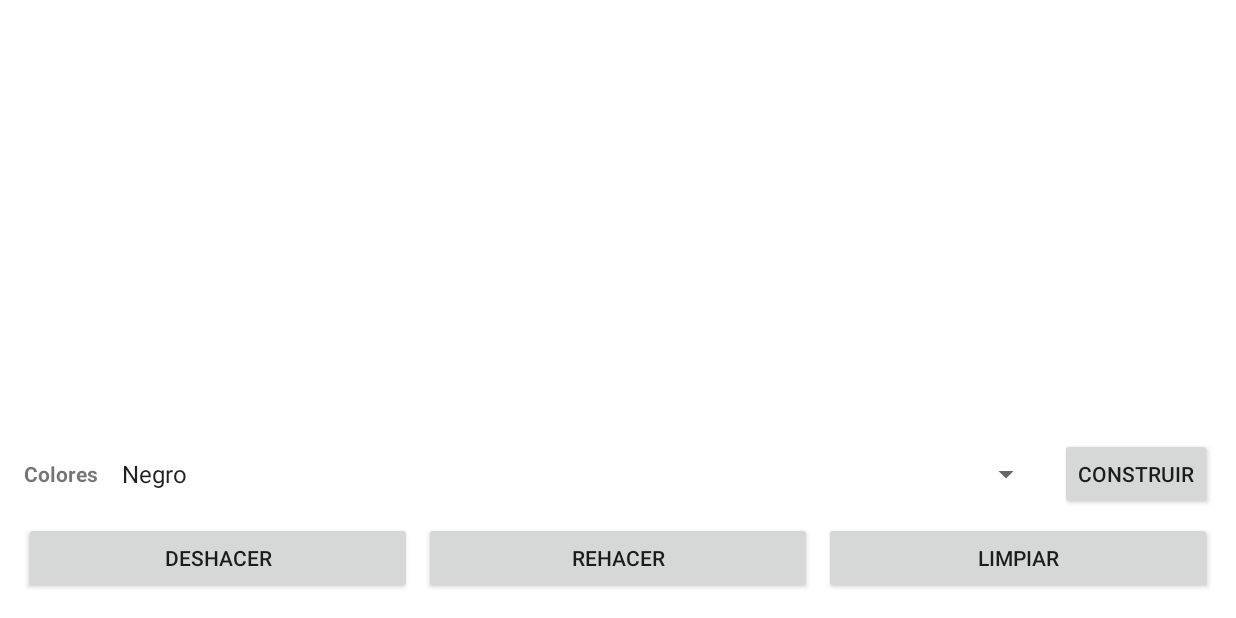
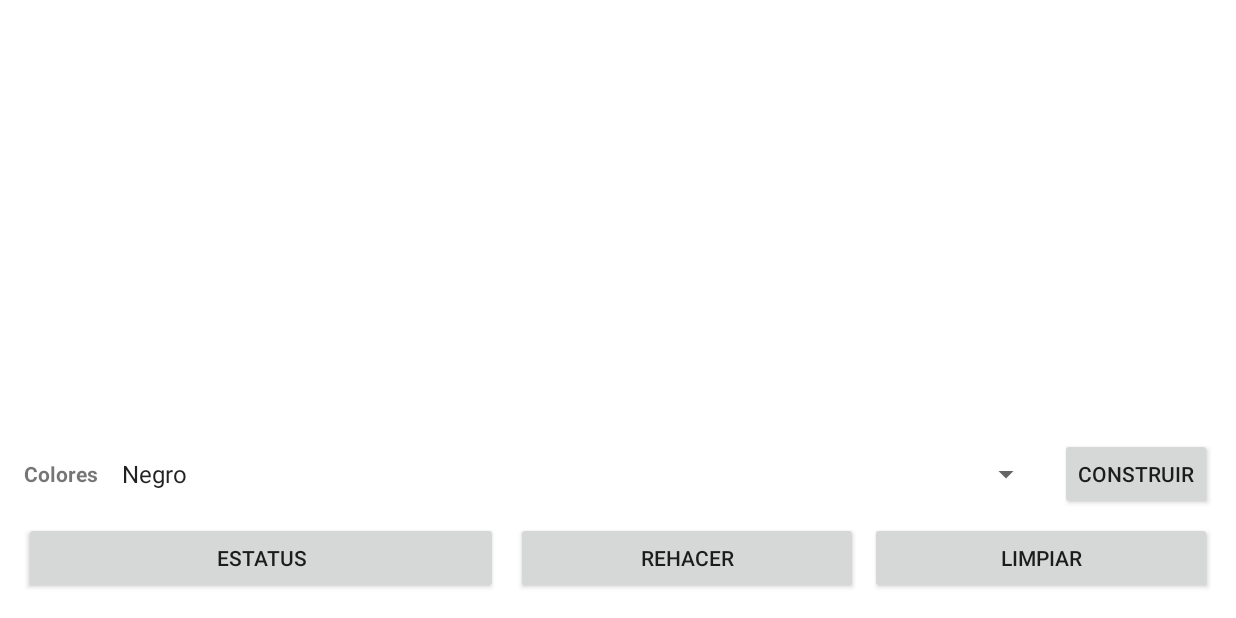
Before and after one commit to RaulSalasSahuquillo/PIXELTOWN_for_Android, an Android app: the screen it shows after launch (MainActivity), on a phone screen of 824 x 412 dp (held sideways). Run offline under Robolectric (Android 15) with nearby library versions, the phone set to English and light mode, and no system bars.

Commit message:
Todos los edificios del juego de pygame PIXELTOWN han estado añadidos. El botón de deshacer lo he reemplazado por uno que te enseña tus datos. Ahora construir vale dinero.

```diff
--- a/app/src/main/res/layout/activity_main.xml
+++ b/app/src/main/res/layout/activity_main.xml
@@ -68,12 +68,12 @@
             android:orientation="horizontal">
 
             <Button
-                android:id="@+id/btnUndo"
-                android:layout_width="0dp"
+                android:id="@+id/btnStats"
+                android:layout_width="wrap_content"
                 android:layout_height="wrap_content"
                 android:layout_weight="1"
-                android:layout_marginEnd="8dp"
-                android:text="Deshacer" />
+                android:layout_marginEnd="12dp"
+                android:text="Estatus" />
 
             <Button
                 android:id="@+id/btnRedo"
--- a/app/src/main/res/menu/menu_construir.xml
+++ b/app/src/main/res/menu/menu_construir.xml
@@ -14,9 +14,9 @@
         android:title="PrimaPrix | 5000Հ" />
     <item
         android:id="@+id/action_esclat"
-        android:title="Esclat | 7000Հ" />
+        android:title="Esclat | 6000Հ" />
     <item
         android:id="@+id/action_marvimundo"
-        android:title="Marvimundo | 8000Հ" />
+        android:title="Marvimundo | 7000Հ" />
 
 </menu>
--- a/app/src/main/res/values-night/themes.xml
+++ b/app/src/main/res/values-night/themes.xml
@@ -1,6 +1,6 @@
 <resources xmlns:tools="http://schemas.android.com/tools">
     <!-- Base application theme. -->
-    <style name="Base.Theme.Paint" parent="Theme.Material3.DayNight.NoActionBar">
+    <style name="Base.Theme.Paint" parent="Theme.Material3.Dark.NoActionBar">
         <!-- Customize your dark theme here. -->
         <!-- <item name="colorPrimary">@color/my_dark_primary</item> -->
     </style>
```
Also changed, not shown: app/src/main/java/com/example/paint/MainActivity.java (+56 -5 lines).
